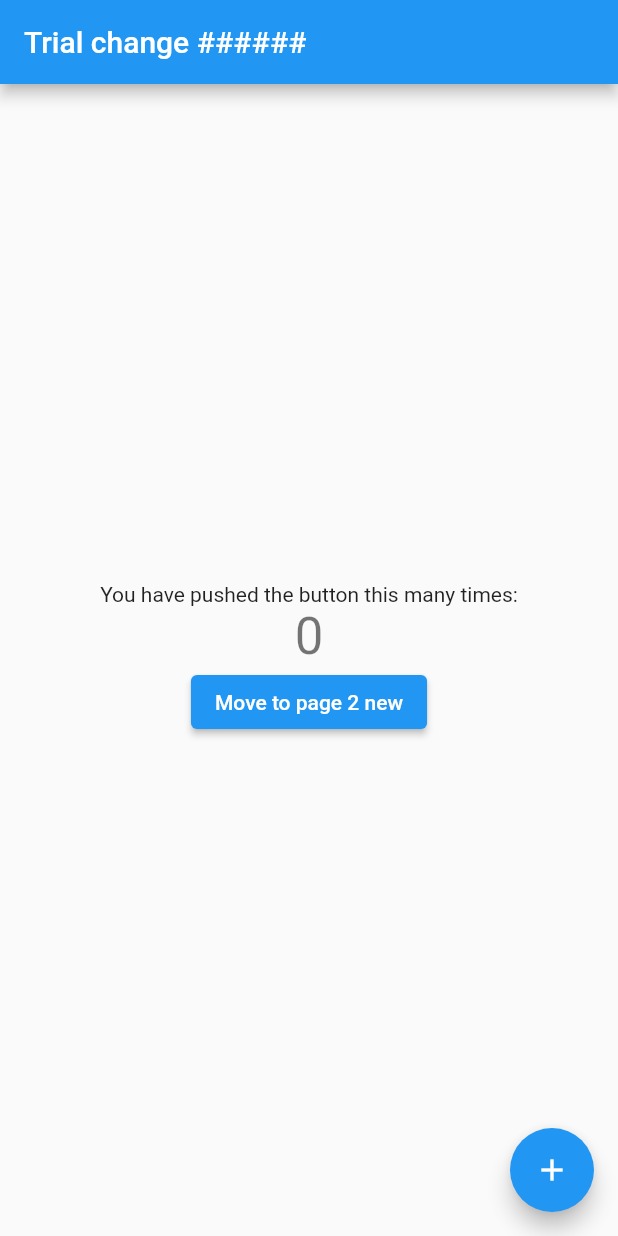
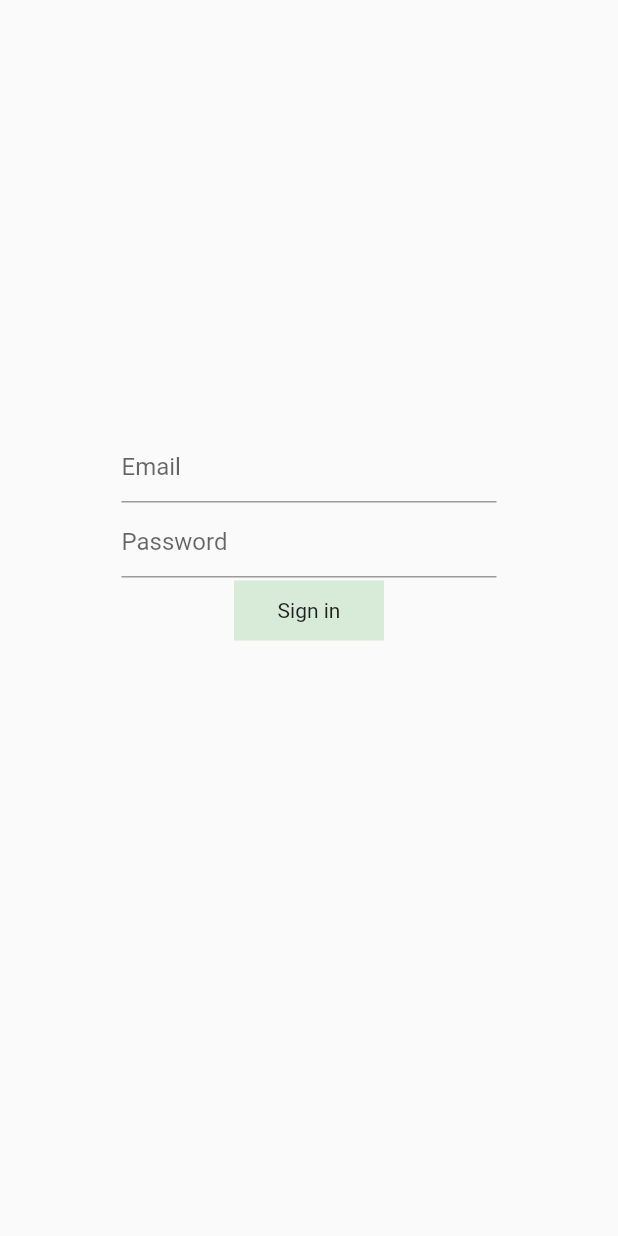
Before and after one commit to jaypeeed/prcjt-Andie, a Flutter app: the screen it shows after launch, on a phone screen of 412 x 824 dp. Run offline on Flutter 3.47's test engine with Material 2 defaults, Android fonts, the phone set to English and light mode, and no system bars; our stand-ins replace firebase_auth, firebase_core; accounts and stored records are empty; statements that could not run were skipped.

Commit message:
Sign_In_Function

```diff
--- /dev/null
+++ b/lib/auth_service.dart
@@ -0,0 +1,35 @@
+import 'package:firebase_auth/firebase_auth.dart';
+import 'package:flutter/material.dart';
+import 'package:prjct_andie/home_screen.dart';
+import 'package:prjct_andie/login_screen.dart';
+
+class AuthService {
+  //Handle Authentication
+  handleAuth() {
+    return StreamBuilder(
+        stream: FirebaseAuth.instance.authStateChanges(),
+        builder: (context, snapshot) {
+          if (snapshot.hasData) {
+            return const HomePage();
+          } else {
+            return const LoginPage();
+          }
+        });
+  }
+
+  //Sign Out
+  signOut() {
+    FirebaseAuth.instance.signOut();
+  }
+
+  //Sign in
+  signIn(email, password) {
+    FirebaseAuth.instance
+        .signInWithEmailAndPassword(email: email, password: password)
+        .then((user) {
+      print('Signed in');
+    }).catchError((e) {
+      print(e);
+    });
+  }
+}
--- /dev/null
+++ b/lib/login_screen.dart
@@ -0,0 +1,102 @@
+import 'package:flutter/material.dart';
+import 'package:prjct_andie/auth_service.dart';
+
+class LoginPage extends StatefulWidget {
+  const LoginPage({Key? key}) : super(key: key);
+
+  @override
+  State<LoginPage> createState() => _LoginPageState();
+}
+
+class _LoginPageState extends State<LoginPage> {
+  late String email, password;
+
+  final formKey = GlobalKey<FormState>();
+
+  checkFields() {
+    final form = formKey.currentState;
+    if (form!.validate()) {
+      return true;
+    } else {
+      return false;
+    }
+  }
+
+  String? validateEmail(String value) {
+    RegExp regex = RegExp(
+        r'^(([^<>()[\]\\.,;:\s@\"]+(\.[^<>()[\]\\.,;:\s@\"]+)*)|(\".+\"))@((\[[0-9]{1,3}\.[0-9]{1,3}\.[0-9]{1,3}\.[0-9]{1,3}\])|(([a-zA-Z\-0-9]+\.)+[a-zA-Z]{2,}))$');
+    if (!regex.hasMatch(value)) {
+      return 'Enter Valid Email';
+    } else {
+      return null;
+    }
+  }
+
+  @override
+  Widget build(BuildContext context) {
+    return Scaffold(
+      body: Center(
+          child: SizedBox(
+        height: 250.0,
+        width: 300.0,
+        child: Column(
+          children: <Widget>[
+            Form(
+                key: formKey,
+                child: Column(
+                  mainAxisAlignment: MainAxisAlignment.center,
+                  children: <Widget>[
+                    Padding(
+                      padding: const EdgeInsets.only(left: 25.0, right: 25.0),
+                      child: SizedBox(
+                        height: 50.0,
+                        child: TextFormField(
+                          decoration: const InputDecoration(hintText: 'Email'),
+                          validator: (value) => value!.isEmpty
+                              ? 'Email is required'
+                              : validateEmail(value.trim()),
+                          onChanged: (value) {
+                            email = value;
+                          },
+                        ),
+                      ),
+                    ),
+                    Padding(
+                      padding: const EdgeInsets.only(left: 25.0, right: 25.0),
+                      child: SizedBox(
+                        height: 50.0,
+                        child: TextFormField(
+                          obscureText: true,
+                          decoration:
+                              const InputDecoration(hintText: 'Password'),
+                          validator: (value) => value!.isEmpty
+                              ? 'Password is required/Wrong password'
+                              : null,
+                          onChanged: (value) {
+                            password = value;
+                          },
+                        ),
+                      ),
+                    ),
+                    InkWell(
+                        onTap: () {
+                          if (checkFields()) {
+                            AuthService().signIn(email, password);
+                          }
+                        },
+                        child: Container(
+                          height: 40.0,
+                          width: 100.0,
+                          decoration: BoxDecoration(
+                            color: Colors.green.withOpacity(0.2),
+                          ),
+                          child: const Center(child: Text('Sign in')),
+                        ))
+                  ],
+                ))
+          ],
+        ),
+      )),
+    );
+  }
+}
--- a/lib/main.dart
+++ b/lib/main.dart
@@ -1,125 +1,20 @@
+import 'package:firebase_core/firebase_core.dart';
 import 'package:flutter/material.dart';
-import 'package:prjct_andie/pages/home_page.dart';
+import 'package:prjct_andie/auth_service.dart';
+import 'firebase_options.dart';
 
-void main() {
-  runApp(const MyApp());
+void main() async {
+  WidgetsFlutterBinding.ensureInitialized();
+  await Firebase.initializeApp(options: DefaultFirebaseOptions.currentPlatform);
+  runApp(MyApp());
 }
 
 class MyApp extends StatelessWidget {
-  const MyApp({Key? key}) : super(key: key);
-
-  // This widget is the root of your application.
   @override
   Widget build(BuildContext context) {
     return MaterialApp(
-      title: 'Title Change',
-      theme: ThemeData(
-        // This is the theme of your application.
-        //
-        // Try running your application with "flutter run". You'll see the
-        // application has a blue toolbar. Then, without quitting the app, try
-        // changing the primarySwatch below to Colors.green and then invoke
-        // "hot reload" (press "r" in the console where you ran "flutter run",
-        // or simply save your changes to "hot reload" in a Flutter IDE).
-        // Notice that the counter didn't reset back to zero; the application
-        // is not restarted.
-        primarySwatch: Colors.blue,
-      ),
-      home: const MyHomePage(title: 'Trial change ######'),
+      debugShowCheckedModeBanner: false,
+      home: AuthService().handleAuth(),
     );
   }
 }
-
-class MyHomePage extends StatefulWidget {
-  const MyHomePage({Key? key, required this.title}) : super(key: key);
-
-  // This widget is the home page of your application. It is stateful, meaning
-  // that it has a State object (defined below) that contains fields that affect
-  // how it looks.
-
-  // This class is the configuration for the state. It holds the values (in this
-  // case the title) provided by the parent (in this case the App widget) and
-  // used by the build method of the State. Fields in a Widget subclass are
-  // always marked "final".
-
-  final String title;
-
-  @override
-  State<MyHomePage> createState() => _MyHomePageState();
-}
-
-class _MyHomePageState extends State<MyHomePage> {
-  int _counter = 0;
-
-  void _incrementCounter() {
-    setState(() {
-      // This call to setState tells the Flutter framework that something has
-      // changed in this State, which causes it to rerun the build method below
-      // so that the display can reflect the updated values. If we changed
-      // _counter without calling setState(), then the build method would not be
-      // called again, and so nothing would appear to happen.
-      _counter++;
-    });
-  }
-
-  @override
-  Widget build(BuildContext context) {
-    // This method is rerun every time setState is called, for instance as done
-    // by the _incrementCounter method above.
-    //
-    // The Flutter framework has been optimized to make rerunning build methods
-    // fast, so that you can just rebuild anything that needs updating rather
-    // than having to individually change instances of widgets.
-    return Scaffold(
-      appBar: AppBar(
-        // Here we take the value from the MyHomePage object that was created by
-        // the App.build method, and use it to set our appbar title.
-        title: Text(widget.title),
-      ),
-      body: Center(
-        // Center is a layout widget. It takes a single child and positions it
-        // in the middle of the parent.
-        child: Column(
-          // Column is also a layout widget. It takes a list of children and
-          // arranges them vertically. By default, it sizes itself to fit its
-          // children horizontally, and tries to be as tall as its parent.
-          //
-          // Invoke "debug painting" (press "p" in the console, choose the
-          // "Toggle Debug Paint" action from the Flutter Inspector in Android
-          // Studio, or the "Toggle Debug Paint" command in Visual Studio Code)
-          // to see the wireframe for each widget.
-          //
-          // Column has various properties to control how it sizes itself and
-          // how it positions its children. Here we use mainAxisAlignment to
-          // center the children vertically; the main axis here is the vertical
-          // axis because Columns are vertical (the cross axis would be
-          // horizontal).
-          mainAxisAlignment: MainAxisAlignment.center,
-          children: <Widget>[
-            const Text(
-              'You have pushed the button this many times:',
-            ),
-            Text(
-              '$_counter',
-              style: Theme.of(context).textTheme.headline4,
-            ),
-            ElevatedButton(
-                onPressed: (){
-                  Navigator.push(context, PageRouteBuilder(pageBuilder: (BuildContext context, Animation animation,
-                      Animation secondaryAnimation)=>homePage(),
-                      transitionDuration: Duration(seconds: 0)),
-                  );
-                },
-              child: const Text('Move to page 2 new'),
-            ),
-          ],
-        ),
-      ),
-      floatingActionButton: FloatingActionButton(
-        onPressed: _incrementCounter,
-        tooltip: 'Increment',
-        child: const Icon(Icons.add),
-      ), // This trailing comma makes auto-formatting nicer for build methods.
-    );
-  }
-}
--- a/pubspec.yaml
+++ b/pubspec.yaml
@@ -34,6 +34,9 @@ dependencies:
   # The following adds the Cupertino Icons font to your application.
   # Use with the CupertinoIcons class for iOS style icons.
   cupertino_icons: ^1.0.2
+  firebase_core: ^1.16.0
+  firebase_auth: ^3.3.17
+  firebase_auth_web: ^3.3.14
 
 dev_dependencies:
   flutter_test:
```
Also changed, not shown: lib/home_screen.dart (added, +33 -0 lines), lib/firebase_options.dart (added), pubspec.lock, 4 other files.
